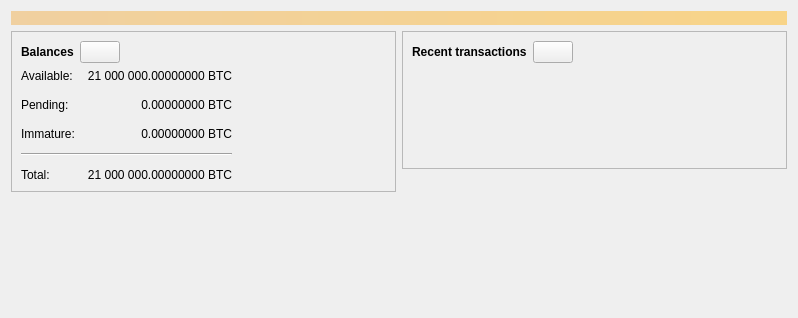
First picture: the form in src/qt/forms/overviewpage.ui, repository nicolasspzh/velincoin, before the edit.
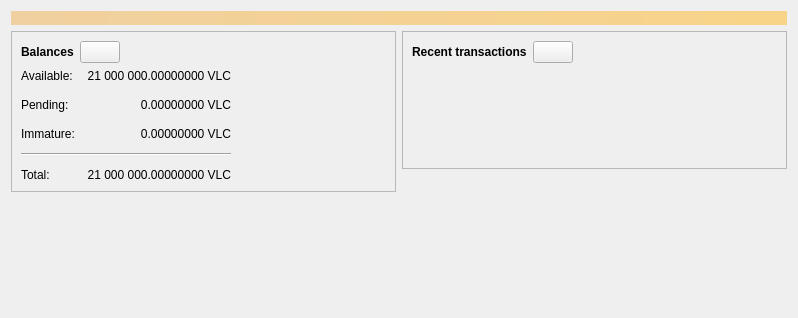
Second picture: the form after the edit. Icons and pictures are not drawn. Custom widgets are drawn as their Qt base class.

The edit to the form file:
```diff
--- a/src/qt/forms/overviewpage.ui
+++ b/src/qt/forms/overviewpage.ui
@@ -120,7 +120,7 @@
                <string>Total of transactions that have yet to be confirmed, and do not yet count toward the spendable balance</string>
               </property>
               <property name="text">
-               <string notr="true">0.00000000 BTC</string>
+               <string notr="true">0.00000000 VLC</string>
               </property>
               <property name="alignment">
                <set>Qt::AlignRight|Qt::AlignTrailing|Qt::AlignVCenter</set>
@@ -153,7 +153,7 @@
                <string>Mined balance that has not yet matured</string>
               </property>
               <property name="text">
-               <string notr="true">0.00000000 BTC</string>
+               <string notr="true">0.00000000 VLC</string>
               </property>
               <property name="alignment">
                <set>Qt::AlignRight|Qt::AlignTrailing|Qt::AlignVCenter</set>
@@ -192,7 +192,7 @@
                <string>Your current total balance</string>
               </property>
               <property name="text">
-               <string notr="true">21 000 000.00000000 BTC</string>
+               <string notr="true">21 000 000.00000000 VLC</string>
               </property>
               <property name="alignment">
                <set>Qt::AlignRight|Qt::AlignTrailing|Qt::AlignVCenter</set>
@@ -218,7 +218,7 @@
                <string>Your current spendable balance</string>
               </property>
               <property name="text">
-               <string notr="true">21 000 000.00000000 BTC</string>
+               <string notr="true">21 000 000.00000000 VLC</string>
               </property>
               <property name="alignment">
                <set>Qt::AlignRight|Qt::AlignTrailing|Qt::AlignVCenter</set>
```
Left out of the diff: 4 changed lines with no effect on the pictures.
